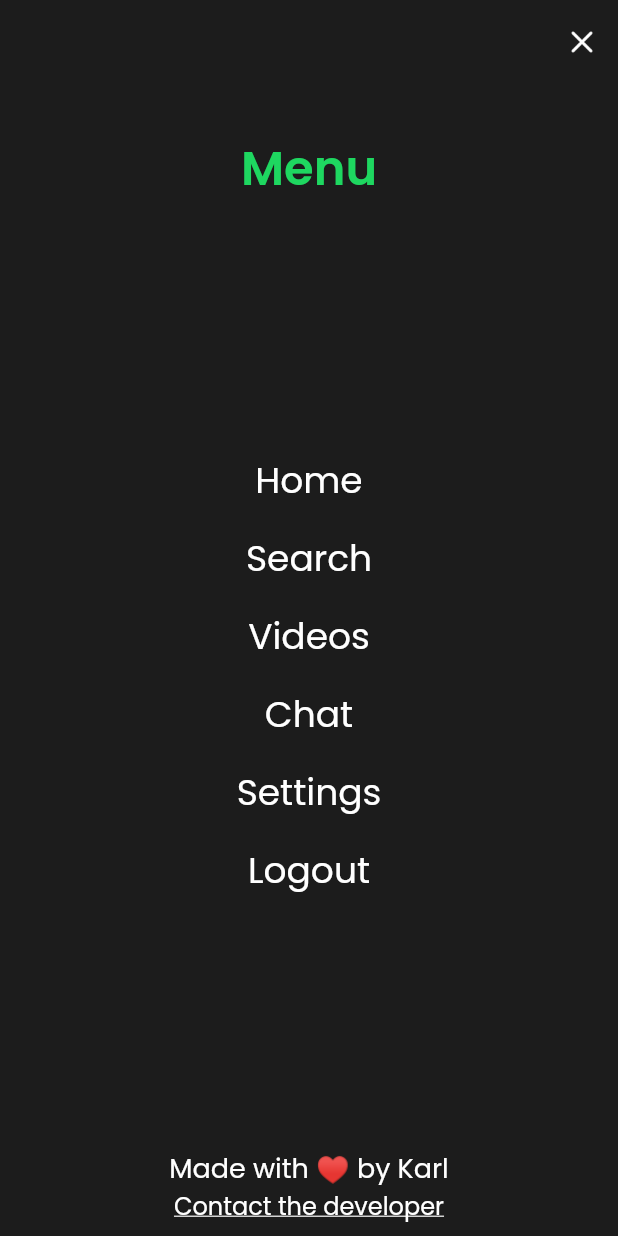
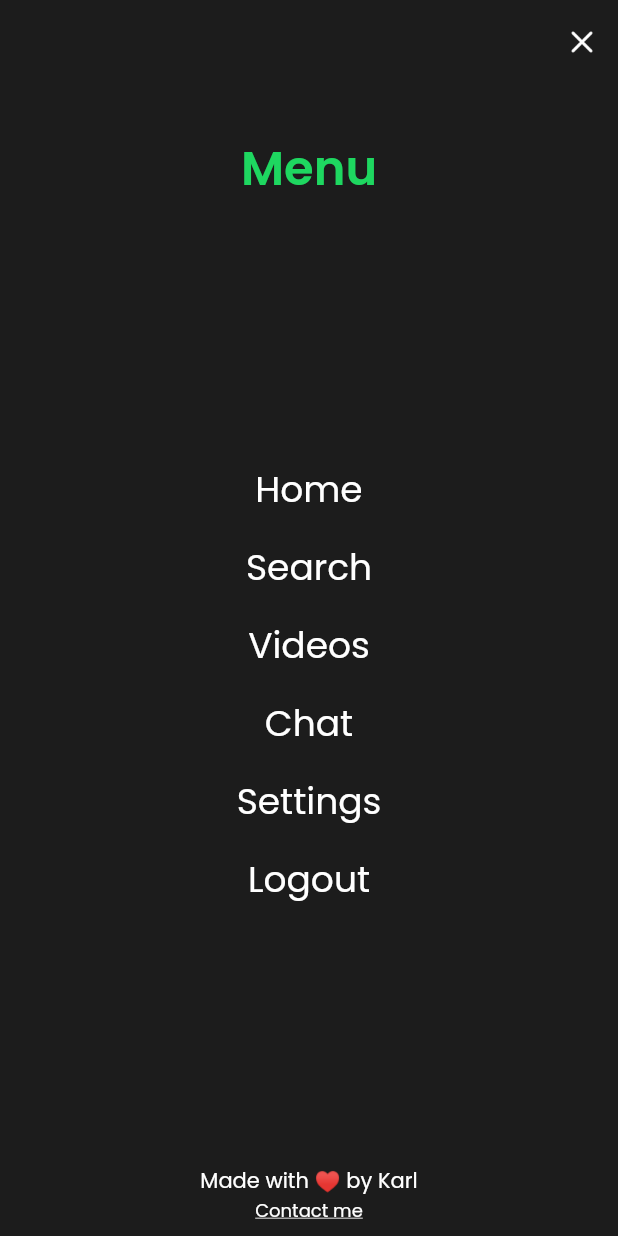
Before and after one commit to karlaugust1/doorway_to_english, a Flutter app: the Menu screen opened by its route, on a phone screen of 412 x 824 dp. Run offline on Flutter 3.47's test engine with Material 2 defaults, Android fonts, the phone set to English and light mode, and no system bars.

Commit message:
refactor(architecture): add base folders for components and pages

```diff
--- a/lib/components/BaseScaffold.dart
+++ b/lib/common/components/BaseScaffold.dart
@@ -1,4 +1,4 @@
-import 'package:doorway_to_english/components/CustomAppBar.dart';
+import 'package:doorway_to_english/common/components/CustomAppBar.dart';
 import 'package:flutter/cupertino.dart';
 import 'package:flutter/material.dart';
 
--- a/lib/screens/Home.dart
+++ b/lib/screens/home/Home.dart
@@ -1,5 +1,4 @@
-import 'package:doorway_to_english/components/CustomSliverAppBar.dart';
-import 'package:flutter/cupertino.dart';
+import 'package:doorway_to_english/screens/home/components/CustomSliverAppBar.dart';
 import 'package:flutter/material.dart';
 
 class Home extends StatelessWidget {
--- a/lib/components/CustomSliverAppBar.dart
+++ b/lib/screens/home/components/CustomSliverAppBar.dart
@@ -9,7 +9,6 @@ class CustomSliverAppBar extends StatelessWidget with PreferredSizeWidget {
       floating: true,
       backgroundColor: Colors.transparent,
       elevation: 0.0,
-      expandedHeight: 56,
       leading: IconButton(
         onPressed: () {},
         icon: Image(
--- a/lib/screens/Menu.dart
+++ b/lib/screens/menu/Menu.dart
@@ -1,11 +1,11 @@
-import 'package:doorway_to_english/components/MenuAppBar.dart';
+import 'package:doorway_to_english/screens/menu/components/MenuAppBar.dart';
 import 'package:flutter/material.dart';
 
 class Menu extends StatelessWidget {
   @override
   Widget build(BuildContext context) {
     return Scaffold(
-      appBar: CustomAppBar(),
+      appBar: MenuAppBar(),
       body: Center(
         child: Column(
           mainAxisAlignment: MainAxisAlignment.spaceBetween,
@@ -24,10 +24,6 @@ class Menu extends StatelessWidget {
               ),
             ),
             Container(
-              // width: 500,
-              // decoration: BoxDecoration(
-              //   border: Border.all(color: Colors.red, width: 1)
-              // ),
               child: Column(
                 children: [
                   GestureDetector(
@@ -91,9 +87,6 @@ class Menu extends StatelessWidget {
               ),
             ),
             Container(
-              // decoration: BoxDecoration(
-              //     border: Border.all(color: Colors.red, width: 1)
-              // ),
               child: Padding(
                 padding: const EdgeInsets.only(bottom: 8.0),
                 child: Column(
@@ -101,14 +94,14 @@ class Menu extends StatelessWidget {
                     Text(
                       "Made with ♥️ by Karl",
                       style: TextStyle(
-                        fontSize: 18.0,
+                        fontSize: 14.0,
                       ),
                     ),
                     Text(
-                      "Contact the developer",
+                      "Contact me",
                       style: TextStyle(
                         decoration: TextDecoration.underline,
-                        fontSize: 16.0,
+                        fontSize: 12.0,
                       ),
                     ),
                   ],
@@ -126,10 +119,3 @@ class Menu extends StatelessWidget {
     Navigator.of(context).popAndPushNamed("/home");
   }
 }
-
-// ListView(
-//   children: [
-//
-//
-//   ],
-// )
--- a/lib/components/MenuAppBar.dart
+++ b/lib/screens/menu/components/MenuAppBar.dart
@@ -1,6 +1,6 @@
 import 'package:flutter/material.dart';
 
-class CustomAppBar extends StatelessWidget with PreferredSizeWidget {
+class MenuAppBar extends StatelessWidget with PreferredSizeWidget {
   @override
   Widget build(BuildContext context) {
     return AppBar(
--- a/lib/screens/Video.dart
+++ b/lib/screens/video/Video.dart
@@ -1,4 +1,4 @@
-import 'package:doorway_to_english/components/BaseScaffold.dart';
+import 'package:doorway_to_english/common/components/BaseScaffold.dart';
 import 'package:flutter/material.dart';
 
 class Video extends StatefulWidget {
```
Also changed, not shown: lib/main.dart (+3 -5 lines), lib/screens/TestPage.dart (deleted, +0 -10 lines), lib/common/components/CustomAppBar.dart (renamed from lib/components/CustomAppBar.dart), 5 other files.
